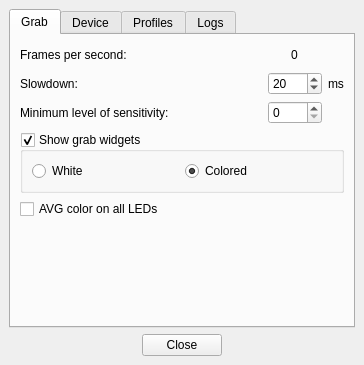
First picture: the form in Software/src/mainwindow.ui, repository Atarity/Lightpack, before the edit.
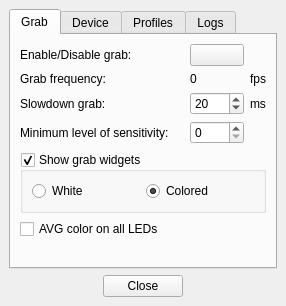
Second picture: the form after the edit. Icons and pictures are not drawn.

Commit message: Software: UI MainWindow Grab tab updated;

```diff
--- a/Software/src/mainwindow.ui
+++ b/Software/src/mainwindow.ui
@@ -7,8 +7,8 @@
    <rect>
     <x>0</x>
     <y>0</y>
-    <width>364</width>
-    <height>365</height>
+    <width>286</width>
+    <height>288</height>
    </rect>
   </property>
   <property name="windowTitle">
@@ -43,35 +43,87 @@
        </attribute>
        <layout class="QVBoxLayout" name="verticalLayout">
         <item>
-         <layout class="QHBoxLayout" name="horizontalLayout_7">
-          <item>
-           <widget class="QLabel" name="label_UpdateFrequencyTxt">
-            <property name="font">
-             <font>
-              <weight>50</weight>
-              <bold>false</bold>
-             </font>
-            </property>
-            <property name="text">
-             <string>Frames per second:</string>
-            </property>
-           </widget>
-          </item>
-          <item>
-           <spacer name="horizontalSpacer_5">
+         <layout class="QGridLayout" name="gridLayout" rowstretch="0,0,0,0,0,0">
+          <item row="5" column="0">
+           <spacer name="horizontalSpacer">
             <property name="orientation">
              <enum>Qt::Horizontal</enum>
             </property>
             <property name="sizeHint" stdset="0">
              <size>
               <width>40</width>
-              <height>20</height>
+              <height>2</height>
              </size>
             </property>
            </spacer>
           </item>
-          <item>
-           <widget class="QLabel" name="label_UpdateFrequencyEval">
+          <item row="4" column="0">
+           <widget class="QLabel" name="label_MinLevelOfSensitivity">
+            <property name="font">
+             <font>
+              <weight>50</weight>
+              <bold>false</bold>
+             </font>
+            </property>
+            <property name="text">
+             <string>Minimum level of sensitivity:</string>
+            </property>
+           </widget>
+          </item>
+          <item row="3" column="0">
+           <widget class="QLabel" name="label_SlowdownGrab_txt">
+            <property name="font">
+             <font>
+              <weight>50</weight>
+              <bold>false</bold>
+             </font>
+            </property>
+            <property name="text">
+             <string>Slowdown grab:</string>
+            </property>
+           </widget>
+          </item>
+          <item row="3" column="1" colspan="3">
+           <widget class="QSpinBox" name="spinBox_SlowdownGrab">
+            <property name="minimum">
+             <number>0</number>
+            </property>
+            <property name="maximum">
+             <number>1000</number>
+            </property>
+            <property name="value">
+             <number>20</number>
+            </property>
+           </widget>
+          </item>
+          <item row="0" column="0">
+           <widget class="QLabel" name="label_EnableDisableGrab">
+            <property name="font">
+             <font>
+              <weight>50</weight>
+              <bold>false</bold>
+             </font>
+            </property>
+            <property name="text">
+             <string notr="true">Enable/Disable grab:</string>
+            </property>
+           </widget>
+          </item>
+          <item row="1" column="0">
+           <widget class="QLabel" name="label_GrabFrequency_txt">
+            <property name="font">
+             <font>
+              <weight>50</weight>
+              <bold>false</bold>
+             </font>
+            </property>
+            <property name="text">
+             <string>Grab frequency:</string>
+            </property>
+           </widget>
+          </item>
+          <item row="1" column="1" colspan="3">
+           <widget class="QLabel" name="label_GrabFrequency_value">
             <property name="text">
              <string notr="true">0</string>
             </property>
@@ -80,8 +132,38 @@
             </property>
            </widget>
           </item>
-          <item>
-           <widget class="QPushButton" name="pushButton_GrabOnOff">
+          <item row="4" column="1" colspan="3">
+           <widget class="QSpinBox" name="spinBox_MinLevelOfSensitivity">
+            <property name="minimum">
+             <number>0</number>
+            </property>
+            <property name="maximum">
+             <number>20</number>
+            </property>
+            <property name="value">
+             <number>0</number>
+            </property>
+           </widget>
+          </item>
+          <item row="3" column="4">
+           <widget class="QLabel" name="label_SlowdownGrab_txt_ms">
+            <property name="text">
+             <string>ms</string>
+            </property>
+           </widget>
+          </item>
+          <item row="1" column="4">
+           <widget class="QLabel" name="label_GrabFrequency_txt_fps">
+            <property name="text">
+             <string notr="true">fps</string>
+            </property>
+            <property name="textInteractionFlags">
+             <set>Qt::LinksAccessibleByMouse|Qt::TextSelectableByMouse</set>
+            </property>
+           </widget>
+          </item>
+          <item row="0" column="1" colspan="3">
+           <widget class="QPushButton" name="pushButton_EnableDisableGrab">
             <property name="focusPolicy">
              <enum>Qt::TabFocus</enum>
             </property>
@@ -102,83 +184,7 @@
              <bool>false</bool>
             </property>
             <property name="flat">
-             <bool>true</bool>
-            </property>
-           </widget>
-          </item>
-         </layout>
-        </item>
-        <item>
-         <layout class="QGridLayout" name="gridLayout" rowstretch="0,0,0,0,0,0">
-          <item row="5" column="0">
-           <spacer name="horizontalSpacer">
-            <property name="orientation">
-             <enum>Qt::Horizontal</enum>
-            </property>
-            <property name="sizeHint" stdset="0">
-             <size>
-              <width>40</width>
-              <height>2</height>
-             </size>
-            </property>
-           </spacer>
-          </item>
-          <item row="4" column="0">
-           <widget class="QLabel" name="label_UpdateFrequencyTxt_2">
-            <property name="font">
-             <font>
-              <weight>50</weight>
-              <bold>false</bold>
-             </font>
-            </property>
-            <property name="text">
-             <string>Minimum level of sensitivity:</string>
-            </property>
-           </widget>
-          </item>
-          <item row="4" column="1">
-           <widget class="QSpinBox" name="spinBox_MinLevelOfSensitivity">
-            <property name="minimum">
-             <number>0</number>
-            </property>
-            <property name="maximum">
-             <number>20</number>
-            </property>
-            <property name="value">
-             <number>0</number>
-            </property>
-           </widget>
-          </item>
-          <item row="3" column="0">
-           <widget class="QLabel" name="label_UpdateDelay">
-            <property name="font">
-             <font>
-              <weight>50</weight>
-              <bold>false</bold>
-             </font>
-            </property>
-            <property name="text">
-             <string>Slowdown:</string>
-            </property>
-           </widget>
-          </item>
-          <item row="3" column="1">
-           <widget class="QSpinBox" name="spinBox_UpdateDelay">
-            <property name="minimum">
-             <number>0</number>
-            </property>
-            <property name="maximum">
-             <number>1000</number>
-            </property>
-            <property name="value">
-             <number>20</number>
-            </property>
-           </widget>
-          </item>
-          <item row="3" column="2">
-           <widget class="QLabel" name="label_ms">
-            <property name="text">
-             <string>ms</string>
+             <bool>false</bool>
             </property>
            </widget>
           </item>
```
Left out of the diff: 4 changed lines with no effect on the pictures. The commit also changes 3 other files.
